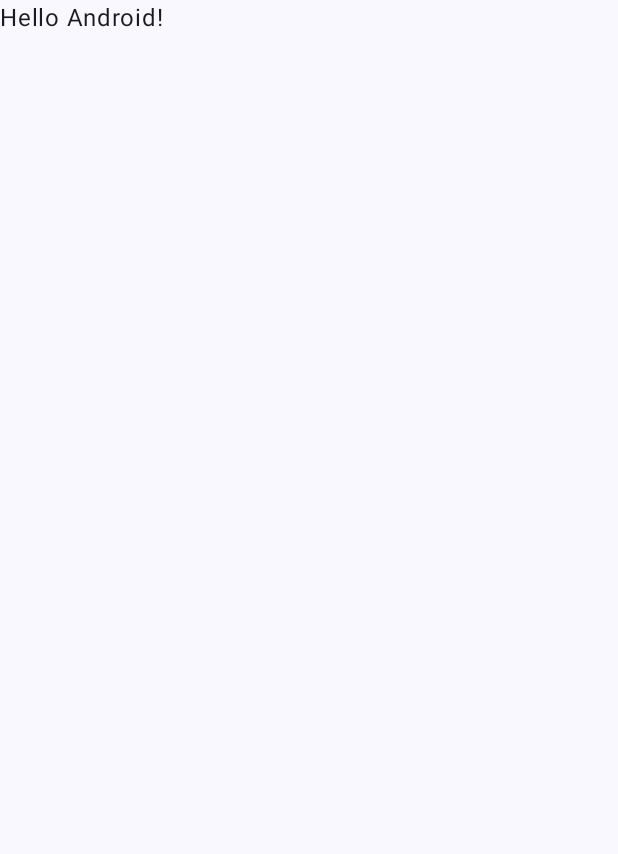
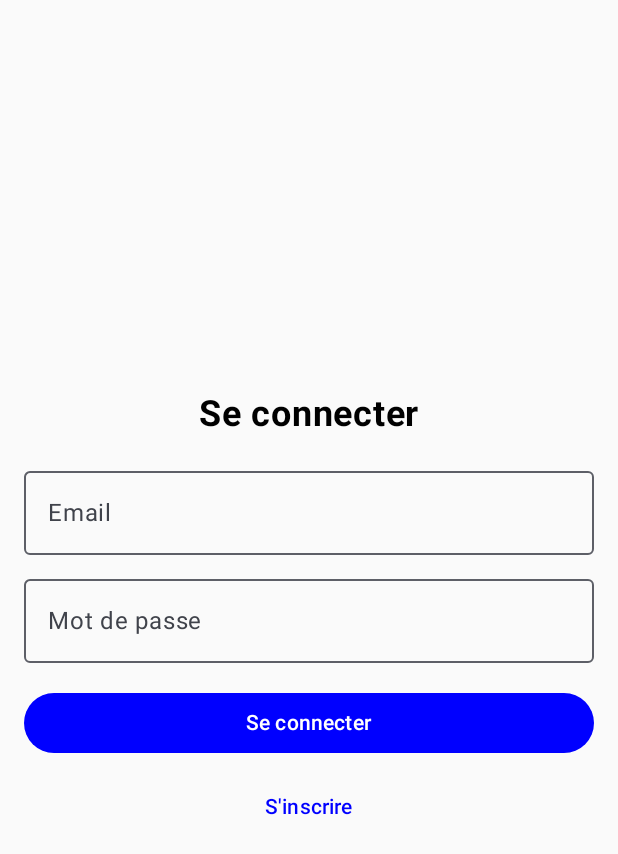
Before and after one commit to Aeilxs/ZooApp, an Android app built with Jetpack Compose: the screen it shows after launch (MainActivity), on a phone screen of 412 x 824 dp. Before the commit the part shown is almost empty. Shown: the top 854 px of the screen. Run offline under Robolectric (Android 15) with nearby library versions, the phone set to English and light mode, and no system bars.

Commit message:
SignIn + Signup created + Navigation init

```diff
--- a/app/build.gradle.kts
+++ b/app/build.gradle.kts
@@ -45,6 +45,7 @@ dependencies {
     implementation(platform(libs.firebase.bom))
     implementation(libs.firebase.auth.ktx)
     implementation(libs.firebase.firestore.ktx)
+    implementation("androidx.navigation:navigation-compose:2.8.8")
 
     // DEFAULT
     implementation(libs.androidx.core.ktx)
--- a/app/src/main/java/com/isen/zooapp/MainActivity.kt
+++ b/app/src/main/java/com/isen/zooapp/MainActivity.kt
@@ -11,6 +11,7 @@ import androidx.compose.material3.Text
 import androidx.compose.runtime.Composable
 import androidx.compose.ui.Modifier
 import androidx.compose.ui.tooling.preview.Preview
+import androidx.navigation.compose.rememberNavController
 import com.google.firebase.FirebaseApp
 import com.isen.zooapp.ui.theme.ZooAppTheme
 
@@ -21,16 +22,12 @@ class MainActivity : ComponentActivity() {
         enableEdgeToEdge()
         setContent {
             ZooAppTheme {
-                Scaffold(modifier = Modifier.fillMaxSize()) { innerPadding ->
-                    Greeting(
-                        name = "Android",
-                        modifier = Modifier.padding(innerPadding)
-                    )
-                }
+                AppNavigation()
             }
         }
     }
 }
+
 
 @Composable
 fun Greeting(name: String, modifier: Modifier = Modifier) {
@@ -44,6 +41,5 @@ fun Greeting(name: String, modifier: Modifier = Modifier) {
 @Composable
 fun GreetingPreview() {
     ZooAppTheme {
-        Greeting("Android")
     }
 }
--- /dev/null
+++ b/app/src/main/java/com/isen/zooapp/Navigation.kt
@@ -0,0 +1,26 @@
+package com.isen.zooapp
+
+import androidx.compose.runtime.Composable
+import androidx.compose.ui.Modifier
+import androidx.navigation.compose.NavHost
+import androidx.navigation.compose.composable
+import androidx.navigation.compose.rememberNavController
+
+@Composable
+fun AppNavigation(modifier: Modifier = Modifier) {
+    val navController = rememberNavController()
+
+    NavHost(
+        navController = navController,
+        startDestination = Routes.SIGN_IN,
+        modifier = modifier
+    ) {
+        composable(Routes.SIGN_IN) {
+            SignInScreen(navController)
+        }
+
+        composable(Routes.SIGN_UP) {
+            SignUpScreen(navController)
+        }
+    }
+}
--- /dev/null
+++ b/app/src/main/java/com/isen/zooapp/Routes.kt
@@ -0,0 +1,6 @@
+package com.isen.zooapp
+
+object Routes {
+    const val SIGN_IN = "signin"
+    const val SIGN_UP = "signup"
+}
--- /dev/null
+++ b/app/src/main/java/com/isen/zooapp/SignInScreen.kt
@@ -0,0 +1,86 @@
+package com.isen.zooapp
+
+import androidx.compose.foundation.layout.Arrangement
+import androidx.compose.foundation.layout.Column
+import androidx.compose.foundation.layout.Spacer
+import androidx.compose.foundation.layout.fillMaxSize
+import androidx.compose.foundation.layout.fillMaxWidth
+import androidx.compose.foundation.layout.height
+import androidx.compose.foundation.layout.padding
+import androidx.compose.foundation.text.KeyboardOptions
+import androidx.compose.material3.Button
+import androidx.compose.material3.ButtonDefaults
+import androidx.compose.material3.OutlinedTextField
+import androidx.compose.material3.Text
+import androidx.compose.material3.TextButton
+import androidx.compose.runtime.*
+import androidx.compose.ui.Alignment
+import androidx.compose.ui.Modifier
+import androidx.compose.ui.graphics.Color
+import androidx.compose.ui.res.stringResource
+import androidx.compose.ui.text.font.FontWeight
+import androidx.compose.ui.text.input.KeyboardType
+import androidx.compose.ui.unit.dp
+import androidx.compose.ui.unit.sp
+import androidx.navigation.NavController
+
+@Composable
+fun SignInScreen(navController: NavController) {
+    var email by remember { mutableStateOf("") }
+    var password by remember { mutableStateOf("") }
+
+    Column(
+        modifier = Modifier
+            .fillMaxSize()
+            .padding(16.dp),
+        verticalArrangement = Arrangement.Center,
+        horizontalAlignment = Alignment.CenterHorizontally
+    ) {
+        Text(
+            text = stringResource(id = R.string.signin),
+            fontSize = 24.sp,
+            fontWeight = FontWeight.Bold
+        )
+
+        Spacer(modifier = Modifier.height(16.dp))
+
+        OutlinedTextField(
+            value = email,
+            onValueChange = { email = it },
+            label = { Text(text = stringResource(id = R.string.email_field)) },
+            keyboardOptions = KeyboardOptions.Default.copy(keyboardType = KeyboardType.Email),
+            modifier = Modifier.fillMaxWidth(),
+            singleLine = true
+        )
+
+        Spacer(modifier = Modifier.height(8.dp))
+
+        OutlinedTextField(
+            value = password,
+            onValueChange = { password = it },
+            label = { Text(text = stringResource(id = R.string.pwd_field)) },
+            keyboardOptions = KeyboardOptions.Default.copy(keyboardType = KeyboardType.Password),
+            modifier = Modifier.fillMaxWidth(),
+            singleLine = true
+        )
+
+        Spacer(modifier = Modifier.height(16.dp))
+
+        Button(
+            onClick = {},
+            modifier = Modifier.fillMaxWidth(),
+            colors = ButtonDefaults.buttonColors(
+                containerColor = Color.Blue,
+                contentColor = Color.White
+            )
+        ) {
+            Text(text = stringResource(id = R.string.signin))
+        }
+
+        Spacer(modifier = Modifier.height(8.dp))
+
+        TextButton(onClick = { navController.navigate("signup") }) {
+            Text(text = stringResource(id = R.string.signup), color = Color.Blue)
+        }
+    }
+}
--- a/app/src/main/res/values/strings.xml
+++ b/app/src/main/res/values/strings.xml
@@ -1,3 +1,10 @@
 <resources>
     <string name="app_name">ZooApp</string>
+    <string name="email_field">Email</string>
+    <string name="pwd_field">Mot de passe</string>
+    <string name="signin">Se connecter</string>
+    <string name="signup">S\'inscrire</string>
+    <string name="confirm_pwd_field">Confirmer le mot de passe</string>
+    <string name="error_empty_fields">Tous les champs doivent être remplis !</string>
+    <string name="error_password_mismatch">Les mots de passe ne correspondent pas !</string>
 </resources>
```
Also changed, not shown: app/src/main/java/com/isen/zooapp/SignUpScreen.kt (added, +122 -0 lines).
